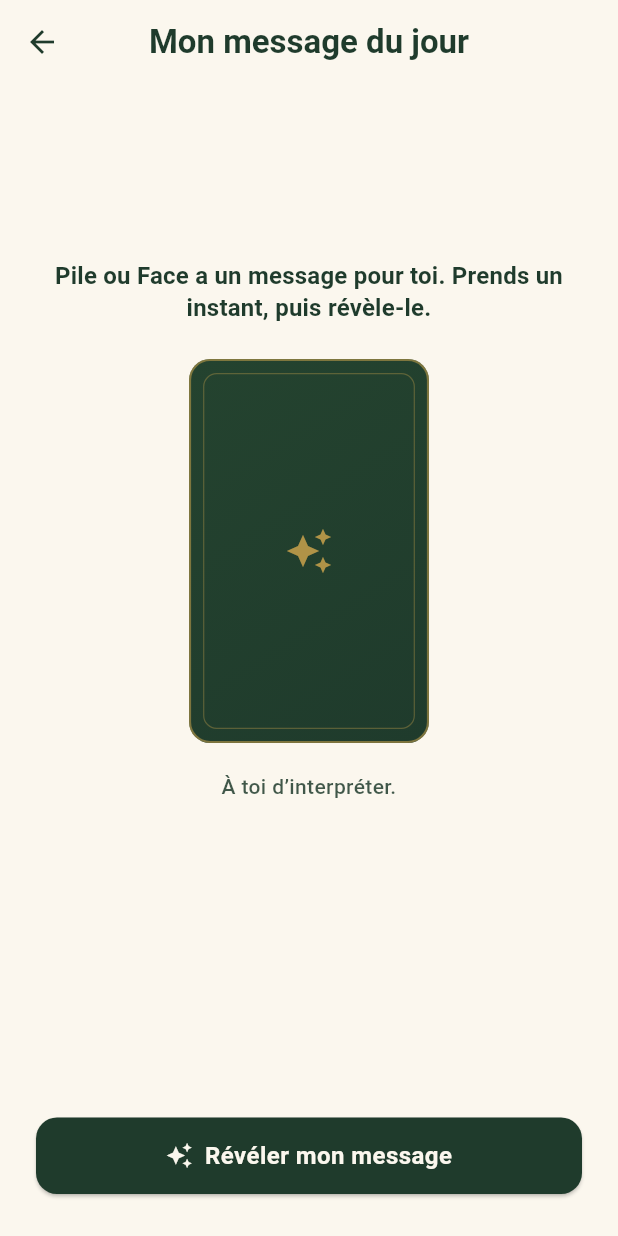
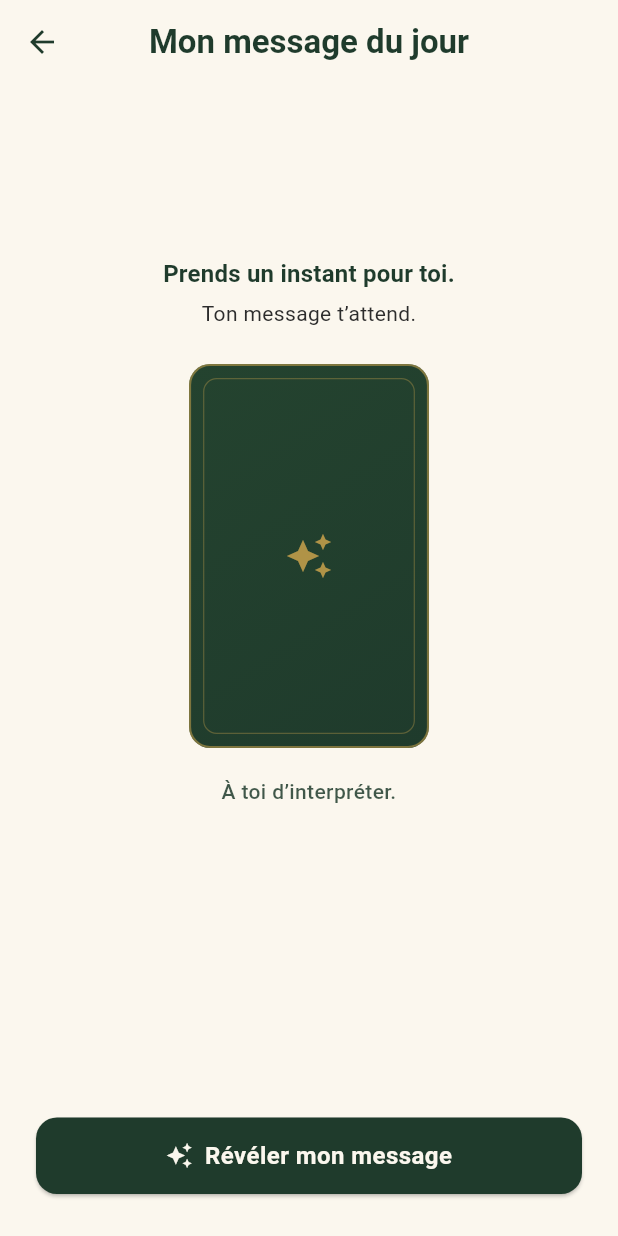
Before and after one commit to LalithWonderful/pile-ou-face, a Flutter app: the ReadingScreen screen opened directly, on a phone screen of 412 x 824 dp. Run offline on Flutter 3.47's test engine with Material 3 defaults, Android fonts, the phone set to English and light mode, and no system bars; our stand-ins replace share_plus, shared_preferences; accounts and stored records are empty.

Commit message:
ux(tarot): refine entry wording

```diff
--- a/lib/features/tarot/presentation/screens/home_screen.dart
+++ b/lib/features/tarot/presentation/screens/home_screen.dart
@@ -66,7 +66,7 @@ class HomeScreen extends StatelessWidget {
                       ),
                       const SizedBox(height: 12),
                       Text(
-                        'Pile ou Face a un message pour toi.',
+                        'C’est le moment de tirer une carte.',
                         textAlign: TextAlign.center,
                         style: textTheme.titleMedium?.copyWith(
                           color: AppColors.deepGreen,
@@ -77,7 +77,7 @@ class HomeScreen extends StatelessWidget {
                       ElevatedButton.icon(
                         onPressed: () => _openDailyMessage(context),
                         icon: const Icon(Icons.auto_awesome),
-                        label: const Text('Découvrir mon message du jour'),
+                        label: const Text('Découvrir ton message du jour'),
                       ),
                       const SizedBox(height: 24),
                       Text(
--- a/lib/features/tarot/presentation/screens/reading_screen.dart
+++ b/lib/features/tarot/presentation/screens/reading_screen.dart
@@ -62,8 +62,8 @@ class _ReadingScreenState extends State<ReadingScreen> {
 
   String get _idleDescription {
     if (widget.isDaily) {
-      return 'Pile ou Face a un message pour toi. '
-          'Prends un instant, puis révèle-le.';
+      return 'Prends un instant pour toi.\n'
+          'Ton message t’attend.';
     }
     if (widget.intent != null) return widget.intent!.intro;
     return widget.spread.description;
```
Also changed, not shown: 2 other files.
